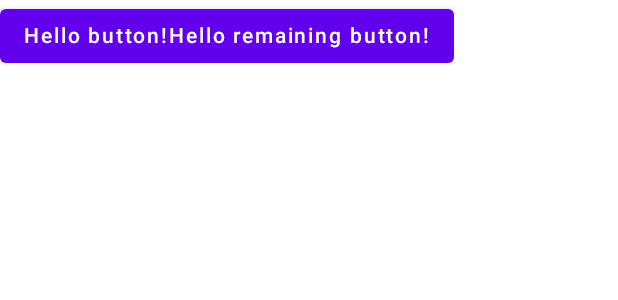
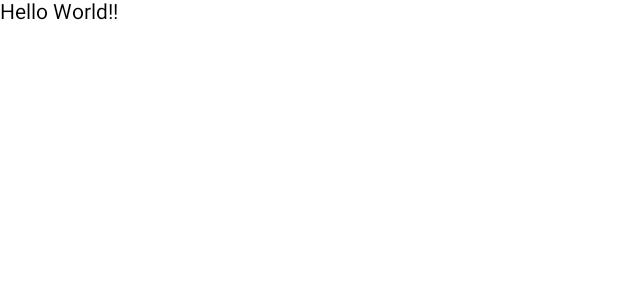
Before and after one commit to yagmurerdogan/Jetpack-Compose-Course, an Android app built with Jetpack Compose: the @Preview function DefaultPreview, on a phone screen of 412 x 824 dp. Shown: the top 300 px of the screen. Run offline under Robolectric (Android 15) with nearby library versions, the phone set to English and light mode, and no system bars.

Commit message:
Modify composables with modifier

```diff
--- a/SimpleTextComposeApplication/app/src/main/java/com/yagmurerdogan/simpletextcomposeapplication/MainActivity.kt
+++ b/SimpleTextComposeApplication/app/src/main/java/com/yagmurerdogan/simpletextcomposeapplication/MainActivity.kt
@@ -4,14 +4,17 @@ import android.os.Bundle
 import android.widget.Toast
 import androidx.activity.compose.setContent
 import androidx.appcompat.app.AppCompatActivity
+import androidx.compose.foundation.layout.*
 import androidx.compose.material.Button
 import androidx.compose.material.MaterialTheme
 import androidx.compose.material.Surface
 import androidx.compose.material.Text
 import androidx.compose.runtime.Composable
 import androidx.compose.runtime.rememberCompositionContext
+import androidx.compose.ui.Modifier
 import androidx.compose.ui.platform.LocalContext
 import androidx.compose.ui.tooling.preview.Preview
+import androidx.compose.ui.unit.dp
 import com.yagmurerdogan.simpletextcomposeapplication.ui.theme.SimpleTextComposeApplicationTheme
 
 class MainActivity : AppCompatActivity() {
@@ -27,14 +30,21 @@ class MainActivity : AppCompatActivity() {
 
          */
         setContent {
-            GreetingButton()
+            GreetingText(name = "World!")
         }
     }
 }
 
 @Composable
 fun GreetingText(name: String) {
-    Text(text = "Hello $name!")
+    Text(
+        text = "Hello $name!",
+        modifier = Modifier
+            .size(width = 80.dp, height = 240.dp)
+            //.fillMaxWidth(0.5f)
+            //.fillMaxHeight()
+            //.fillMaxSize()
+    )
 }
 
 @Composable
@@ -52,5 +62,6 @@ fun GreetingButton() {
 @Preview(showBackground = true)
 @Composable
 fun DefaultPreview() {
-    GreetingButton()
+    GreetingText(name = "World!")
+
 }
```
